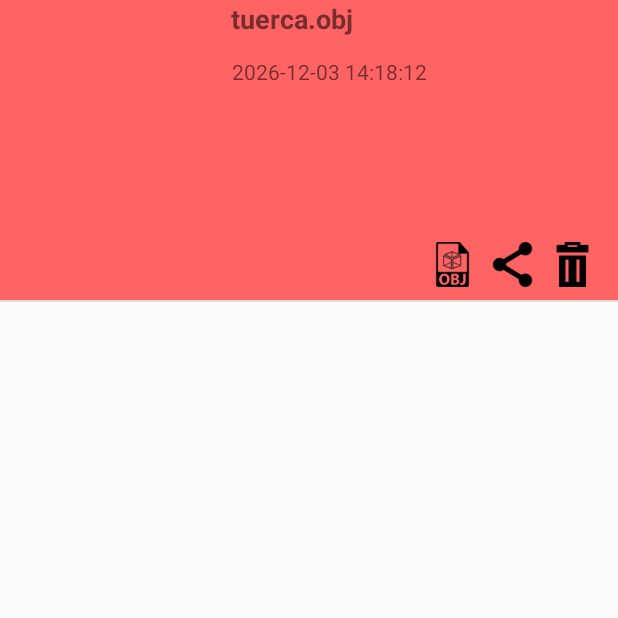
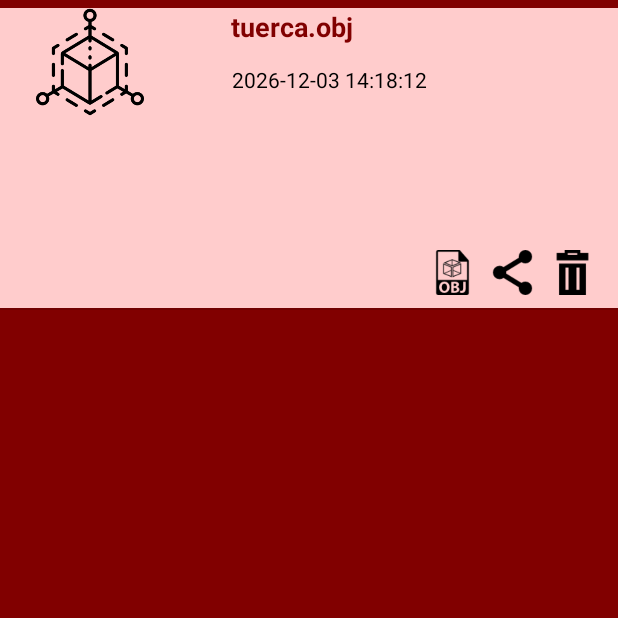
Before and after one commit to cesarimm/TrabajoTerminal_II, an Android app: the ObjListActivity screen opened directly, with no data from a screen before it, on a phone screen of 412 x 824 dp, the top half of it. Run offline under Robolectric (Android 15) with nearby library versions, the phone set to English and light mode, and no system bars.

Commit message:
ListView Completa

```diff
--- a/Rediseno3D/app/src/main/res/layout/activity_obj_list.xml
+++ b/Rediseno3D/app/src/main/res/layout/activity_obj_list.xml
@@ -5,11 +5,15 @@
     android:layout_width="match_parent"
     android:layout_height="match_parent"
     android:orientation="vertical"
+    android:background="@color/guinda"
     tools:context=".ObjListActivity">
     <ListView
         android:id="@+id/lvOBJ"
         android:layout_width="match_parent"
-        android:layout_height="match_parent">
+        android:layout_height="match_parent"
+        android:layout_marginTop="5dp"
+        android:layout_marginBottom="5dp"
+        >
     </ListView>
 
 </FrameLayout>
--- a/Rediseno3D/app/src/main/res/layout/dis_obj.xml
+++ b/Rediseno3D/app/src/main/res/layout/dis_obj.xml
@@ -3,7 +3,7 @@
     xmlns:android="http://schemas.android.com/apk/res/android"
     android:layout_width="match_parent"
     android:layout_height="200dp"
-    android:background="@color/color2"
+    android:background="@color/gris1"
     android:orientation="vertical">
 
     <ImageView
@@ -25,6 +25,7 @@
         android:layout_marginRight="98dp"
         android:text="Hola!!!"
         android:textSize="18dp"
+        android:textColor="@color/guinda"
         android:textStyle="bold" />
 
     <TextView
@@ -34,6 +35,7 @@
         android:layout_marginTop="30dp"
         android:layout_alignParentRight="true"
         android:layout_centerVertical="true"
+        android:textColor="@color/black"
         android:text="AQUÍ VA EL CONTENIDO DEL MENSAJE" />
 
     <Button
--- a/Rediseno3D/app/src/main/res/values/colors.xml
+++ b/Rediseno3D/app/src/main/res/values/colors.xml
@@ -9,4 +9,9 @@
     <color name="color2">#ff6363</color>
     <color name="black">#000</color>
 
+    <color name="gris1">#ffcccc</color>
+    <color name="guinda">#810000</color>
+
+    <color name="azul1">#009797</color>
+
 </resources>
```
Also changed, not shown: Rediseno3D/app/src/main/java/com/example/rediseno3d/MainActivity.java (+8 -0 lines), Rediseno3D/app/src/main/java/com/example/rediseno3d/OBJAdapter.java (+33 -8 lines), Rediseno3D/app/src/main/java/com/example/rediseno3d/VistasMenuActivity.java (+8 -0 lines), Rediseno3D/app/src/main/res/drawable/cubito.png (added).
